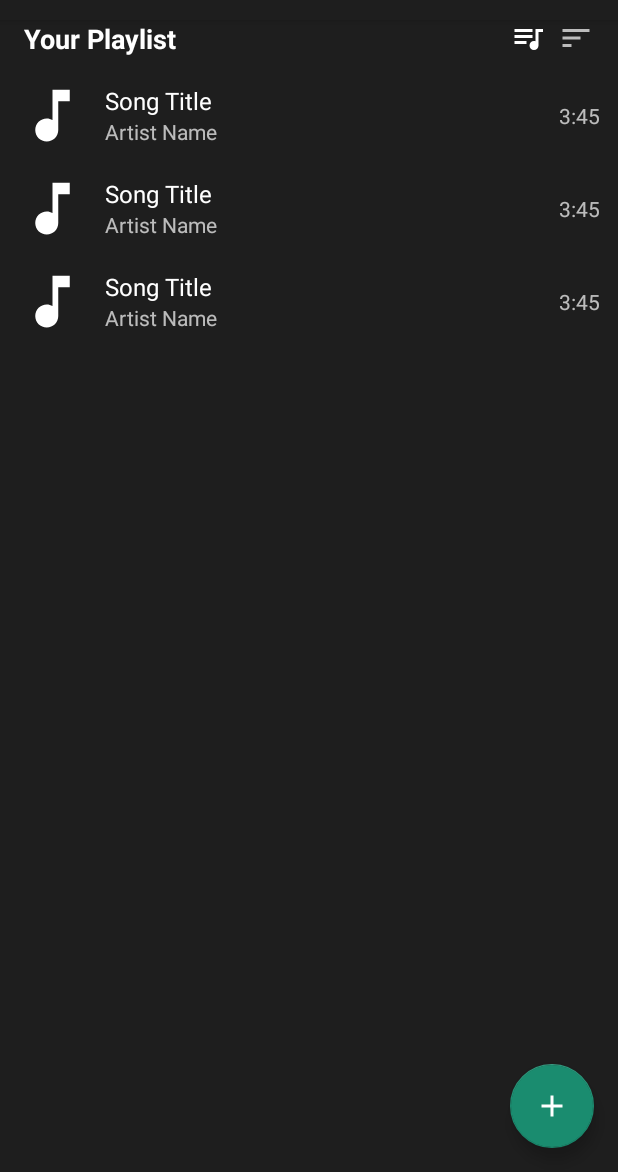
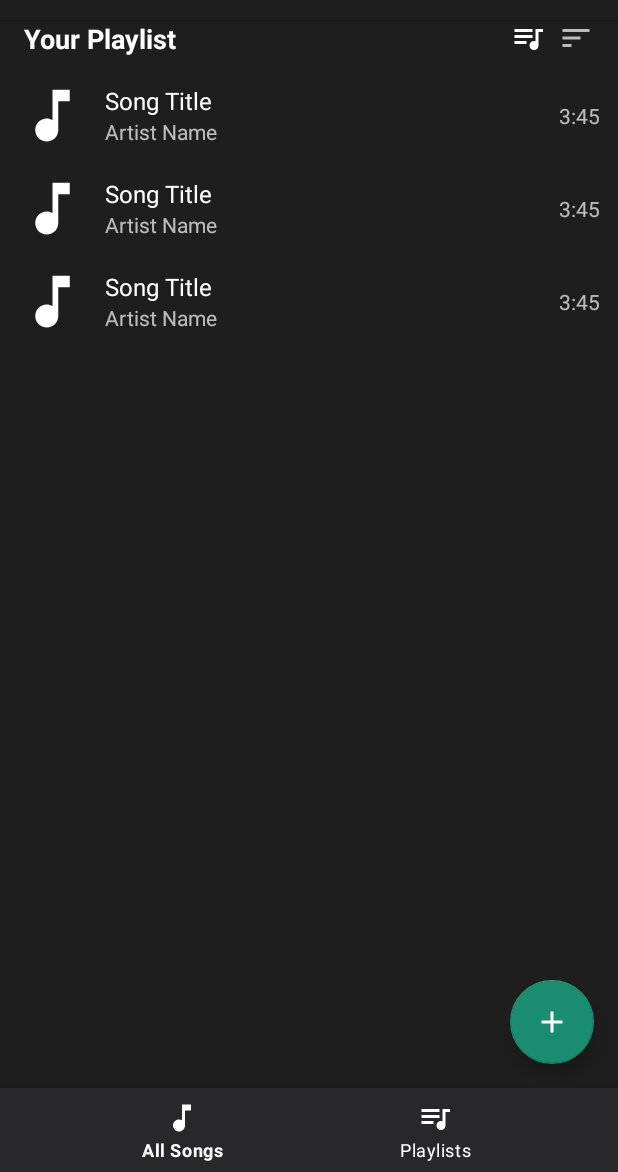
Before and after one commit to jksalcedo/music-app, an Android app: the layout activity_main.xml on its own in the app's theme, with its tools: preview values and no code run, on a phone screen of 412 x 824 dp, the part 64-1236 px from its top. Run offline under Robolectric (Android 15) with nearby library versions, the phone set to English and light mode, and no system bars; plain views replace AdvancedCardView.

Commit message:
Add bottom navigation with All Songs and Playlists views
Co-authored-by: jksalcedo <196589192+jksalcedo@users.noreply.github.com>

```diff
--- a/app/src/main/res/layout/activity_main.xml
+++ b/app/src/main/res/layout/activity_main.xml
@@ -31,7 +31,7 @@
             android:layout_width="match_parent"
             android:layout_height="0dp"
             android:clipToPadding="false"
-            app:layout_constraintBottom_toTopOf="@+id/playerCard"
+            app:layout_constraintBottom_toTopOf="@+id/bottomNavigation"
             app:layout_constraintEnd_toEndOf="parent"
             app:layout_constraintStart_toStartOf="parent"
             app:layout_constraintTop_toTopOf="parent">
@@ -90,6 +90,19 @@
             </LinearLayout>
 
         </androidx.core.widget.NestedScrollView>
+
+        <!-- Bottom Navigation -->
+        <com.google.android.material.bottomnavigation.BottomNavigationView
+            android:id="@+id/bottomNavigation"
+            android:layout_width="match_parent"
+            android:layout_height="wrap_content"
+            android:background="@color/card_background"
+            app:menu="@menu/bottom_nav_menu"
+            app:itemIconTint="@color/text_primary"
+            app:itemTextColor="@color/text_primary"
+            app:layout_constraintBottom_toTopOf="@+id/playerCard"
+            app:layout_constraintEnd_toEndOf="parent"
+            app:layout_constraintStart_toStartOf="parent" />
 
         <!-- Persistent Bottom Player -->
         <com.sinaseyfi.advancedcardview.AdvancedCardView
@@ -248,7 +261,7 @@
             app:srcCompat="@drawable/ic_add"
             app:backgroundTint="@color/secondary"
             app:tint="@color/white"
-            app:layout_constraintBottom_toTopOf="@+id/playerCard"
+            app:layout_constraintBottom_toTopOf="@+id/bottomNavigation"
             app:layout_constraintEnd_toEndOf="parent" />
     </androidx.constraintlayout.widget.ConstraintLayout>
 
--- a/app/src/main/res/menu/bottom_nav_menu.xml
+++ b/app/src/main/res/menu/bottom_nav_menu.xml
@@ -1,15 +1,11 @@
 <?xml version="1.0" encoding="utf-8"?>
 <menu xmlns:android="http://schemas.android.com/apk/res/android">
     <item
-        android:id="@+id/navigation_home"
-        android:icon="@drawable/ic_home"
-        android:title="Home"/>
+        android:id="@+id/navigation_all_songs"
+        android:icon="@drawable/ic_music_note"
+        android:title="All Songs"/>
     <item
-        android:id="@+id/navigation_library"
-        android:icon="@drawable/ic_library_music"
-        android:title="Library"/>
-    <item
-        android:id="@+id/navigation_search"
-        android:icon="@drawable/ic_search"
-        android:title="Search"/>
+        android:id="@+id/navigation_playlists"
+        android:icon="@drawable/ic_playlist_play"
+        android:title="Playlists"/>
 </menu>
--- a/app/src/main/res/values/strings.xml
+++ b/app/src/main/res/values/strings.xml
@@ -36,4 +36,5 @@
     <string name="song_added_to_playlist">Song added to playlist</string>
     <string name="song_removed_from_playlist">Song removed from playlist</string>
     <string name="enter_playlist_name">Enter playlist name</string>
+    <string name="all_songs">All Songs</string>
 </resources>
```
Also changed, not shown: app/src/main/java/com/jksalcedo/music/MainActivity.kt (+62 -1 lines).
